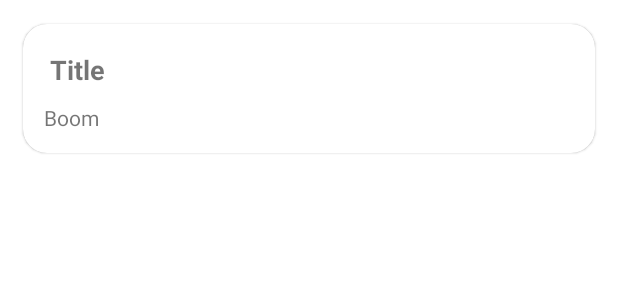
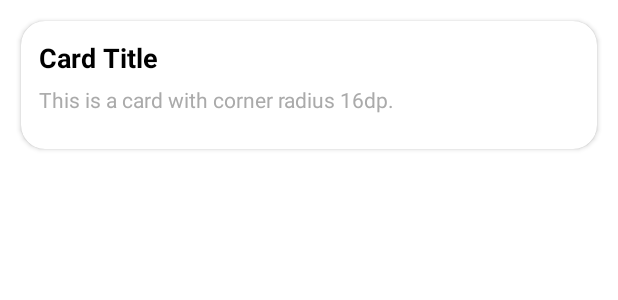
Before and after one commit to Mahedi-335/thinkdo-notes-room-mvvm, an Android app: the layout item_note.xml on its own in the app's theme, with its tools: preview values and no code run, on a phone screen of 412 x 824 dp. Shown: the top 300 px of the screen. Run offline under Robolectric (Android 15) with nearby library versions, the phone set to English and light mode, and no system bars.

Commit message:
Set CardView

```diff
--- a/app/src/main/java/com/example/thinkdo/fragments/HomeFragment.kt
+++ b/app/src/main/java/com/example/thinkdo/fragments/HomeFragment.kt
@@ -45,7 +45,7 @@ class HomeFragment : Fragment() {
 
         lifecycleScope.launch {
             viewModel.notes.collectLatest { notes ->
-                adapter.submitList(notes) // RecyclerView এ নোট দেখাবে
+                adapter.submitList(notes)
             }
         }
 
--- a/app/src/main/res/layout/item_note.xml
+++ b/app/src/main/res/layout/item_note.xml
@@ -1,39 +1,42 @@
 <?xml version="1.0" encoding="utf-8"?>
-<com.google.android.material.card.MaterialCardView xmlns:android="http://schemas.android.com/apk/res/android"
-    xmlns:app="http://schemas.android.com/apk/res-auto"
+<LinearLayout xmlns:android="http://schemas.android.com/apk/res/android"
     android:layout_width="match_parent"
     android:layout_height="wrap_content"
     android:layout_margin="8dp"
+    xmlns:app="http://schemas.android.com/apk/res-auto">
+
+    <androidx.cardview.widget.CardView
+        android:layout_width="match_parent"
+        android:layout_height="wrap_content"
         app:cardCornerRadius="16dp"
-    android:background="@color/white"
-    app:cardUseCompatPadding="true"
-    app:strokeWidth="0dp">
-
+        android:layout_margin="6dp"
+        >
         <LinearLayout
             android:layout_width="match_parent"
-        android:layout_height="wrap_content"
+            android:layout_height="85dp"
             android:orientation="vertical"
-        android:padding="14dp">
+            android:padding="12dp"
+            >
 
             <TextView
                 android:id="@+id/title_text"
-            android:layout_width="match_parent"
+                android:layout_width="wrap_content"
                 android:layout_height="wrap_content"
-            android:layout_margin="4dp"
-            android:ellipsize="end"
-            android:maxLines="1"
-            android:text="Title"
+                android:text="Card Title"
+                android:textStyle="bold"
                 android:textSize="18sp"
-            android:textStyle="bold" />
+                android:textColor="@android:color/black" />
 
             <TextView
                 android:id="@+id/content_text"
-            android:layout_width="match_parent"
+                android:layout_width="wrap_content"
                 android:layout_height="wrap_content"
                 android:layout_marginTop="6dp"
-            android:ellipsize="end"
-            android:maxLines="5"
-            android:text="Boom" />
+                android:text="This is a card with corner radius 16dp."
+                android:textSize="14sp"
+                android:textColor="@android:color/darker_gray" />
         </LinearLayout>
+    </androidx.cardview.widget.CardView>
 
-</com.google.android.material.card.MaterialCardView>
+
+</LinearLayout>
```
Lines whose indentation alone changed are shown as unchanged.
